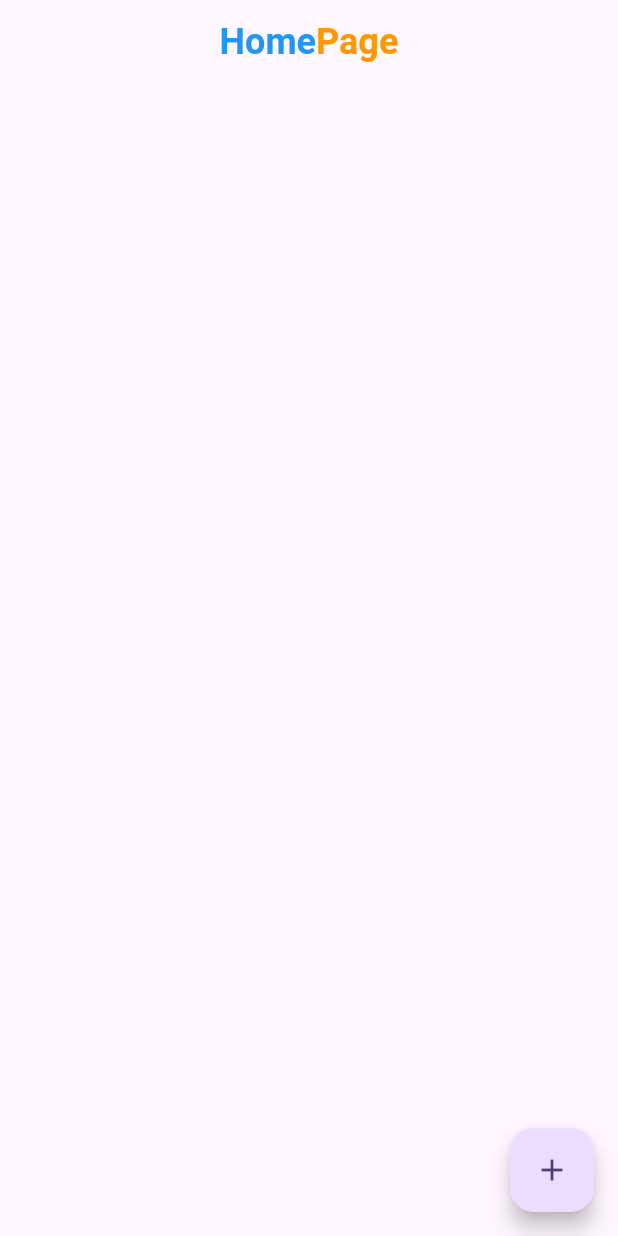
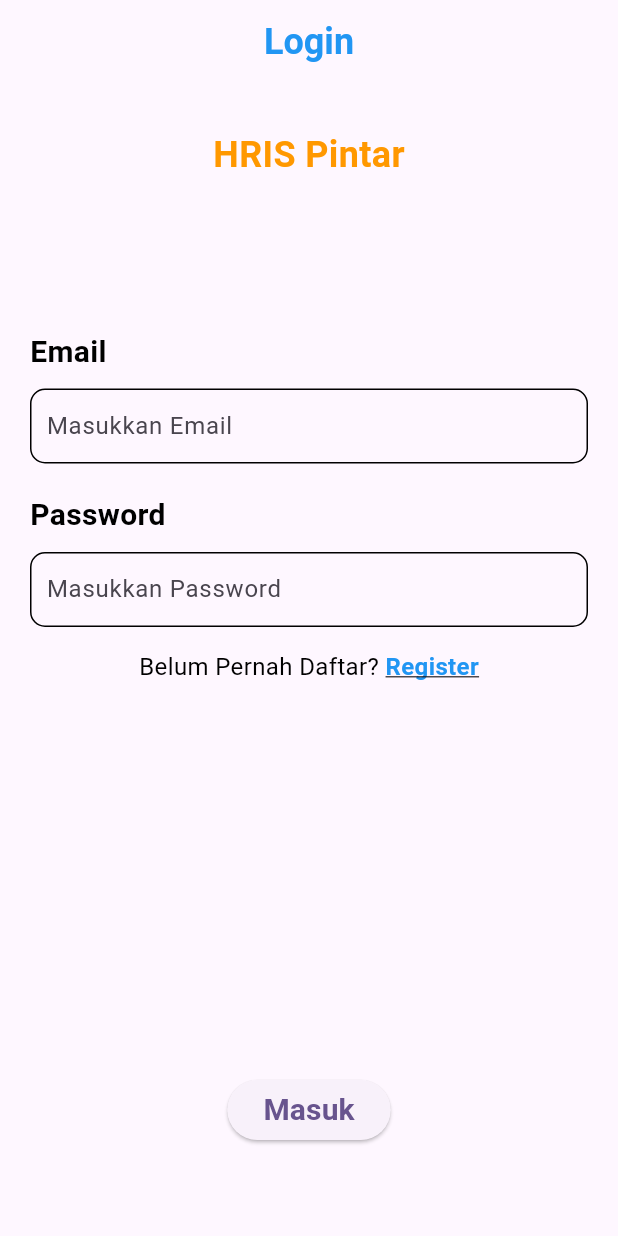
Before and after one commit to michailtjhang/HRISPintar, a Flutter app: the screen it shows after launch, on a phone screen of 412 x 824 dp. Run offline on Flutter 3.47's test engine with Material 3 defaults, Android fonts, the phone set to English and light mode, and no system bars; our stand-ins replace cloud_firestore, firebase_auth, firebase_core, fluttertoast, random_string; accounts and stored records are empty.

Commit message:
feature: add auth email&password and fix minSdk

```diff
--- /dev/null
+++ b/lib/auth/login.dart
@@ -0,0 +1,176 @@
+import 'package:flutter/material.dart';
+import 'package:myapp/auth/register.dart';
+import 'package:myapp/services/authServices.dart';
+
+class Login extends StatefulWidget {
+  const Login({super.key});
+
+  @override
+  State<Login> createState() => _LoginState();
+}
+
+class _LoginState extends State<Login> {
+  final TextEditingController _emailController = TextEditingController();
+  final TextEditingController _passwordController = TextEditingController();
+  @override
+  Widget build(BuildContext context) {
+    return Scaffold(
+      appBar: AppBar(
+        title: Row(
+          mainAxisAlignment: MainAxisAlignment.center,
+          children: [
+            Text(
+              "Login",
+              style: TextStyle(
+                  color: Colors.blue,
+                  fontSize: 24.0,
+                  fontWeight: FontWeight.bold),
+            ),
+          ],
+        ),
+      ),
+      body: Container(
+        margin: EdgeInsets.only(left: 20.0, top: 30.0, right: 20.0),
+        child: Column(
+          crossAxisAlignment: CrossAxisAlignment.start,
+          children: [
+            // Application Heading
+            Center(
+              child: Text(
+                "HRIS Pintar",
+                style: TextStyle(
+                  color: Colors.orange,
+                  fontSize: 24.0,
+                  fontWeight: FontWeight.bold,
+                ),
+              ),
+            ),
+            SizedBox(
+              height: 100.0,
+            ),
+
+            // Email
+            Text(
+              "Email",
+              style: TextStyle(
+                color: Colors.black,
+                fontSize: 20.0,
+                fontWeight: FontWeight.bold,
+              ),
+            ),
+            SizedBox(
+              height: 10.0,
+            ),
+            Container(
+              padding: EdgeInsets.only(left: 10.0),
+              decoration: BoxDecoration(
+                border: Border.all(),
+                borderRadius: BorderRadius.circular(10.0),
+              ),
+              child: TextField(
+                controller: _emailController,
+                decoration: InputDecoration(
+                  border: InputBorder.none,
+                  hintText: "Masukkan Email",
+                ),
+              ),
+            ),
+            SizedBox(
+              height: 20.0,
+            ),
+
+            // Password
+            Text(
+              "Password",
+              style: TextStyle(
+                color: Colors.black,
+                fontSize: 20.0,
+                fontWeight: FontWeight.bold,
+              ),
+            ),
+            SizedBox(
+              height: 10.0,
+            ),
+            Container(
+              padding: EdgeInsets.only(left: 10.0),
+              decoration: BoxDecoration(
+                border: Border.all(),
+                borderRadius: BorderRadius.circular(10.0),
+              ),
+              child: TextField(
+// Suggested code may be subject to a license. Learn more: ~LicenseLog:2453616687.
+                controller: _passwordController,
+                obscureText: true,
+                decoration: InputDecoration(
+                  border: InputBorder.none,
+                  hintText: "Masukkan Password",
+                ),
+              ),
+            ),
+            SizedBox(
+              height: 15.0,
+            ),
+
+            // Already Registered? Login
+            Row(
+          mainAxisAlignment: MainAxisAlignment.center,
+          children: [
+            Text(
+              "Belum Pernah Daftar? ",
+              style: TextStyle(
+                  color: Colors.black,
+                  fontSize: 16.0,),
+            ),
+            GestureDetector(
+                onTap: () {
+                  // Navigate to login page
+                  Navigator.pushReplacement(
+                    context,
+                    MaterialPageRoute(builder: (context) => Register()),
+                  );
+                },
+                child: Text(
+                  "Register",
+                  style: TextStyle(
+                    color: Colors.blue,
+                    fontSize: 16.0,
+                    fontWeight: FontWeight.bold,
+                    decoration: TextDecoration.underline,
+                  ),
+                ),
+              ),
+            SizedBox(
+              height: 20.0,
+            ),
+          ]),
+
+            // Register Button
+            Expanded(
+              child: Align(
+                alignment: Alignment.bottomCenter,
+                child: Container(
+                  margin: EdgeInsets.only(bottom: 60.0),
+                  child: ElevatedButton(
+                    onPressed: () async {
+                      await Authservices().login(
+                          email: _emailController.text,
+                          password: _passwordController.text,
+                          context: context);
+                    },
+                    child: Text(
+                      "Masuk",
+                      style: TextStyle(
+                        fontSize: 20.0,
+                        fontWeight: FontWeight.bold,
+                      ),
+                    ),
+                  ),
+                ),
+              ),
+            ),
+          ],
+        ),
+      ),
+    );
+  }
+}
--- a/lib/main.dart
+++ b/lib/main.dart
@@ -1,5 +1,5 @@
 import 'package:flutter/material.dart';
-import 'package:myapp/pages/home.dart';
+import 'package:myapp/auth/login.dart';
 import 'package:firebase_core/firebase_core.dart';
 import 'firebase_options.dart';
 
@@ -39,7 +39,7 @@ class MyApp extends StatelessWidget {
           colorScheme: ColorScheme.fromSeed(seedColor: Colors.deepPurple),
           useMaterial3: true,
         ),
-        home: Home());
+        home: Login());
   }
 }
 
--- a/pubspec.yaml
+++ b/pubspec.yaml
@@ -34,6 +34,7 @@ dependencies:
   cloud_firestore: ^5.1.0
   random_string: ^2.3.1
   fluttertoast: ^8.2.6
+  firebase_auth: ^5.1.2
 
 
   # The following adds the Cupertino Icons font to your application.
```
Also changed, not shown: lib/auth/register.dart (added, +175 -0 lines), lib/services/authServices.dart (added, +86 -0 lines), pubspec.lock, 1 other file.
